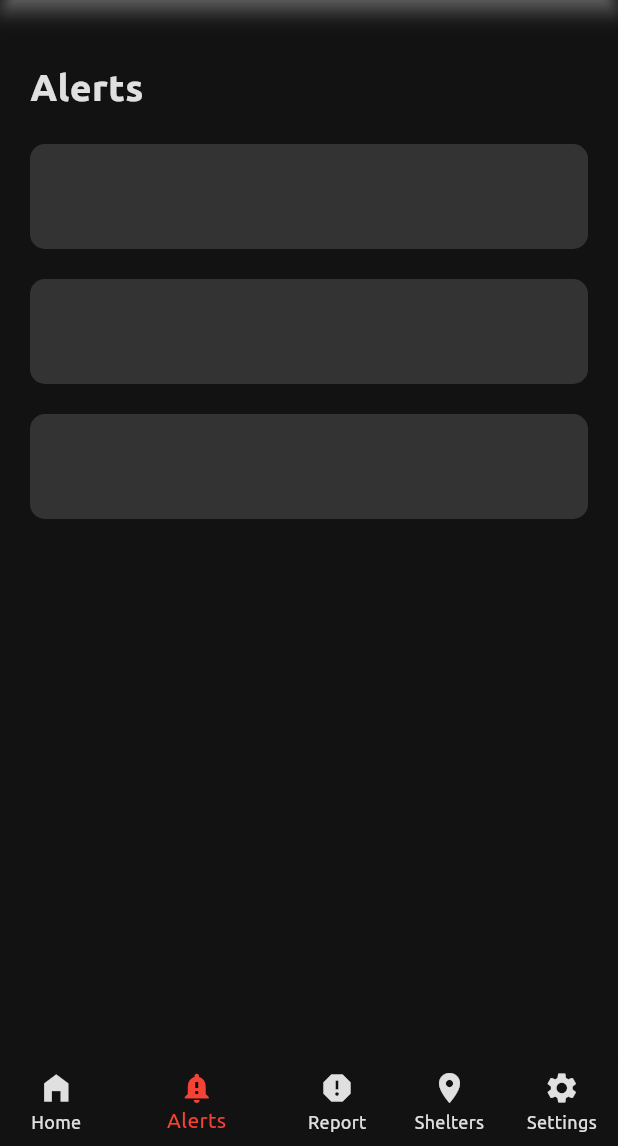
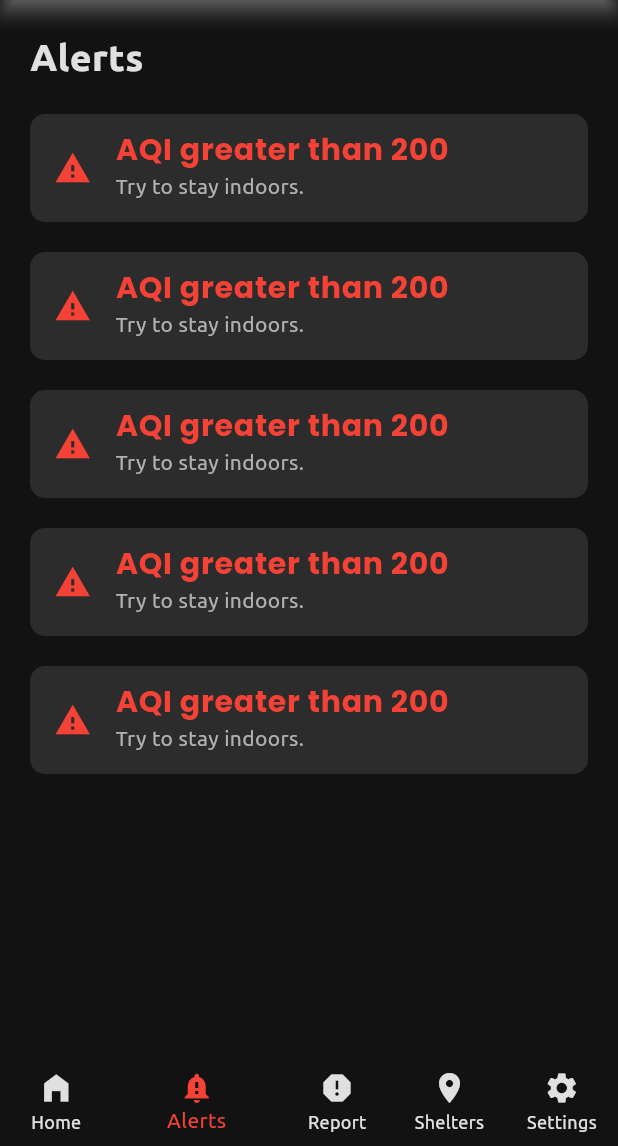
Before and after one commit to hrpofficial736/resq, a Flutter app: the screen it shows after launch, item 2 of the bottom bar chosen, on a phone screen of 412 x 824 dp, the part 90-1236 px from its top. Run offline on Flutter 3.47's test engine with Material 3 defaults, Android fonts, the phone set to English and light mode, and no system bars; our stand-ins replace dio, dotted_border, file_picker, flutter_map, flutter_riverpod, flutter_svg and 4 more.

Commit message:
built safety tips widget and working on alerts screen

```diff
--- /dev/null
+++ b/lib/core/widgets/alert_list_tile.dart
@@ -0,0 +1,25 @@
+
+import 'package:flutter/material.dart';
+import 'package:resq/core/constants/color_scheme.dart';
+
+class AlertListTile extends StatelessWidget {
+  const AlertListTile({super.key});
+  @override
+  Widget build(BuildContext context) {
+   return ListTile(
+    shape: RoundedRectangleBorder(borderRadius: BorderRadius.circular(10.0)),
+    tileColor: AppColorScheme().containerColor,
+    leading: Icon(Icons.report_problem, color: AppColorScheme().warningIndicatorColor, size: 25,),
+    title: Text("AQI greater than 200", style: TextStyle(
+      color: AppColorScheme().warningIndicatorColor,
+      fontFamily: "Poppins",
+      fontSize: 20.0
+    ),),
+    subtitle: Text("Try to stay indoors.", style: TextStyle(
+      color: AppColorScheme().secondaryTextColor,
+      fontFamily: "Ubuntu",
+      fontSize: 14.0
+    ),),
+   )    ;
+  }
+}
--- a/lib/core/widgets/grid_tile.dart
+++ b/lib/core/widgets/grid_tile.dart
@@ -24,7 +24,7 @@ class CustomGridTile extends StatelessWidget {
               spacing: 7.0,
               children: [
                 const SizedBox(height: 10),
-                icon ?? const SizedBox(),
+                icon,
                 Text(
                   data,
                   style: TextStyle(
--- a/lib/features/alerts/presentation/screens/alerts.dart
+++ b/lib/features/alerts/presentation/screens/alerts.dart
@@ -1,5 +1,6 @@
 import 'package:flutter/material.dart';
 import 'package:resq/core/constants/color_scheme.dart';
+import 'package:resq/core/widgets/alert_list_tile.dart';
 
 class Alerts extends StatefulWidget {
   const Alerts({super.key});
@@ -15,12 +16,11 @@ class _AlertsState extends State<Alerts> {
       backgroundColor: AppColorScheme().primaryBackgroundColor,
 
       body: SingleChildScrollView(
-        child: Padding(padding: const EdgeInsets.symmetric(horizontal: 20), child: Column(
+        child: Padding(padding: const EdgeInsets.symmetric(horizontal: 20, vertical: 20.0), child: Column(
           mainAxisAlignment: MainAxisAlignment.start,
           crossAxisAlignment: CrossAxisAlignment.start,
-          spacing: 20,
+          spacing: 20.0,
           children: [
-            const SizedBox(height: 20),
             Text(
               'Alerts',
               style: TextStyle(
@@ -29,23 +29,11 @@ class _AlertsState extends State<Alerts> {
                   fontWeight: FontWeight.w800,
                   color: AppColorScheme().primaryTextColor),
             ),
-            ListTile(
-              minTileHeight: 70,
-                  shape: RoundedRectangleBorder(
-                      borderRadius: BorderRadius.circular(10)),
-                  tileColor: AppColorScheme().dividerColor,
-                ),
-                ListTile(
-                  minTileHeight: 70,
-                  shape: RoundedRectangleBorder(borderRadius: BorderRadius.circular(10)),
-                  tileColor: AppColorScheme().dividerColor,
-                ),
-                ListTile(
-                  minTileHeight: 70,
-                  shape: RoundedRectangleBorder(
-                      borderRadius: BorderRadius.circular(10)),
-                  tileColor: AppColorScheme().dividerColor,
-                )
+            AlertListTile(),
+            AlertListTile(),
+            AlertListTile(),
+            AlertListTile(),
+            AlertListTile()
           ],
         ),
       ),
--- a/lib/features/home/presentation/widgets/aqi_update.dart
+++ b/lib/features/home/presentation/widgets/aqi_update.dart
@@ -71,6 +71,7 @@ class _AqiUpdateState extends State<AqiUpdate> {
                                 "lib/assets/icons/pm25.svg",
                                 width: 40,
                                 height: 40,
+                                colorFilter: ColorFilter.mode(AppColorScheme().primaryTextColor, BlendMode.srcIn),
                               ),
                               data: "${widget.aqiData.pm_25}"),
                           CustomGridTile(
@@ -79,6 +80,9 @@ class _AqiUpdateState extends State<AqiUpdate> {
                                 "lib/assets/icons/pm10.svg",
                                 width: 40,
                                 height: 40,
+                                colorFilter: ColorFilter.mode(
+                                      AppColorScheme().primaryTextColor,
+                                      BlendMode.srcIn)
                               ),
                               data: "${widget.aqiData.pm_10}")
                         ],
--- a/pubspec.yaml
+++ b/pubspec.yaml
@@ -44,6 +44,7 @@ dependencies:
   flutter_map: ^7.0.2
   latlong2: ^0.9.1
   dio: ^5.7.0
+  awesome_snackbar_content: ^0.1.5
 
 dev_dependencies:
   flutter_test:
@@ -75,6 +76,11 @@ flutter:
   - lib/assets/icons/co.svg
   - lib/assets/icons/pm25.svg
   - lib/assets/icons/pm10.svg
+  - lib/assets/icons/calm.svg
+  - lib/assets/icons/alerts.svg
+  - lib/assets/icons/kit.svg
+  - lib/assets/icons/location.svg
+  - lib/assets/icons/communication.svg
   fonts:
     - family: Ubuntu
       fonts:
```
Also changed, not shown: lib/core/constants/safety_tips_list.dart (added, +54 -0 lines), lib/core/widgets/safety_tips_carousel_child.dart (added, +41 -0 lines), lib/features/home/presentation/widgets/safety_tips.dart (+17 -16 lines), lib/assets/icons/alerts.svg (added), lib/assets/icons/calm.svg (added), lib/assets/icons/communication.svg (added), lib/assets/icons/kit.svg (added), lib/assets/icons/location.svg (added), pubspec.lock, 4 other files.
